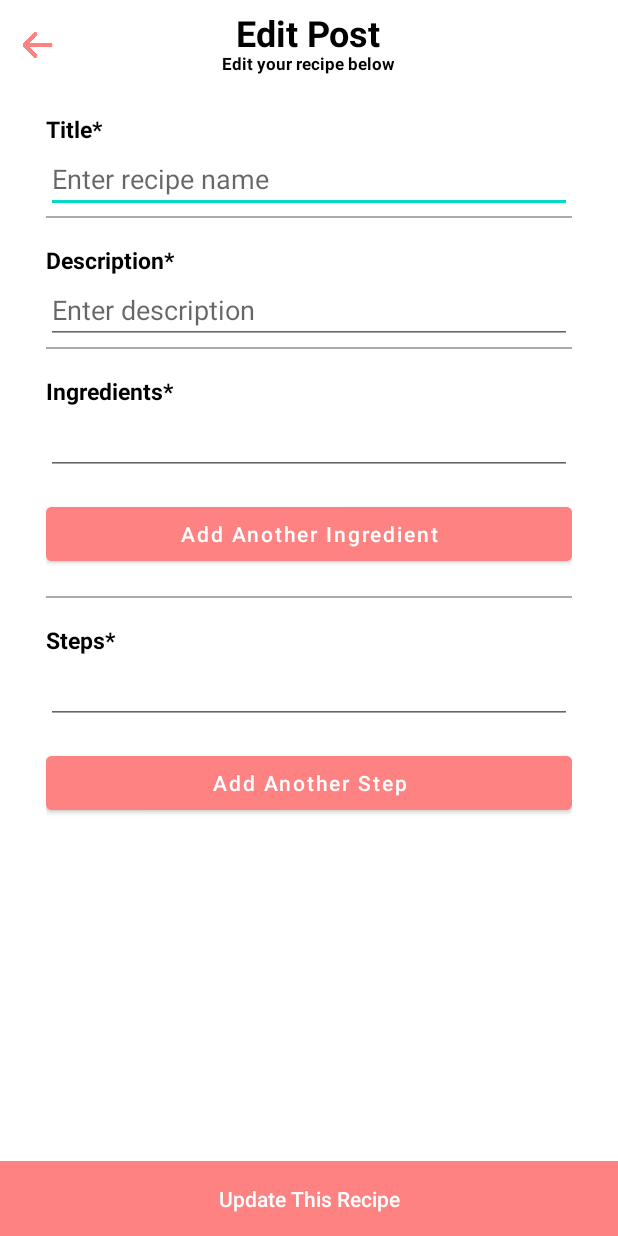
After one commit to AngelaTHan/cs446-project, an Android app: the EditPageActivity screen opened directly, with no data from a screen before it, on a phone screen of 412 x 824 dp. The commit adds this screen. Run offline under Robolectric (Android 15) with nearby library versions, the phone set to English and light mode, and no system bars; our stand-ins replace Firebase (no records; nobody signed in at launch, a user with empty details on screens opened directly); 7 statements that could not run were skipped.

Commit message:
added edit page

```diff
--- a/app/src/main/AndroidManifest.xml
+++ b/app/src/main/AndroidManifest.xml
@@ -20,6 +20,10 @@
             android:theme="@style/Theme.MyApplication.NoActionBar" />
         <activity
             android:name="uwaterloo.cs446group6.increpeable.CreatePageActivity"
+            android:exported="false"
+            android:theme="@style/Theme.MyApplication.NoActionBar" />
+        <activity
+            android:name="uwaterloo.cs446group6.increpeable.EditPageActivity"
             android:exported="false"
             android:theme="@style/Theme.MyApplication.NoActionBar" />
         <activity
--- /dev/null
+++ b/app/src/main/java/uwaterloo/cs446group6/increpeable/EditPageActivity.java
@@ -0,0 +1,185 @@
+package uwaterloo.cs446group6.increpeable;
+
+import android.Manifest;
+import android.content.Context;
+import android.content.Intent;
+import android.graphics.Color;
+import android.location.LocationManager;
+import android.net.Uri;
+import android.os.Bundle;
+import android.util.TypedValue;
+import android.view.View;
+import android.widget.Button;
+import android.widget.EditText;
+import android.widget.ImageButton;
+import android.widget.ImageView;
+import android.widget.LinearLayout;
+import android.widget.TextView;
+
+import androidx.core.app.ActivityCompat;
+
+import java.util.ArrayList;
+
+import uwaterloo.cs446group6.increpeable.Recipe.Recipe;
+import uwaterloo.cs446group6.increpeable.backend.ReturnFromFunction;
+
+public class EditPageActivity extends NotifyActivity {
+    private ImageButton backButton;
+    private EditText titleView;
+    private EditText descriptionView;
+    private EditText ingredientEditTextView;
+    private EditText stepEditTextView;
+    private LinearLayout ingredientsView;
+    private LinearLayout stepsView;
+    private Button updateRecipeButton;
+    private Button addIngredientButton;
+    private Button addStepButton;
+
+    private String title;
+    private String description;
+    private ArrayList<String> ingredients;
+    private ArrayList<String> steps;
+
+    private Recipe currentRecipe;
+
+    @Override
+    protected void onCreate(Bundle savedInstanceState) {
+        super.onCreate(savedInstanceState);
+        setContentView(R.layout.activity_edit);
+
+        // views
+        backButton = findViewById(R.id.backButton);
+        titleView = findViewById(R.id.recipeName);
+        descriptionView = findViewById(R.id.description);
+        ingredientEditTextView = findViewById(R.id.ingredient);
+        ingredientsView = findViewById(R.id.inputIngredient);
+        stepEditTextView = findViewById(R.id.step);
+        stepsView = findViewById(R.id.inputStep);
+        updateRecipeButton = findViewById(R.id.updateRecipeButton);
+        addIngredientButton = findViewById(R.id.addIngredientButton);
+        addStepButton = findViewById(R.id.addStepButton);
+
+        // grab data
+        currentRecipe = firebaseClient.getCurrentRecipe();
+
+        // set data
+        titleView.setText(currentRecipe.getTitle());
+        descriptionView.setText(currentRecipe.getDescription());
+        ingredients = currentRecipe.getIngredients();
+        for (String ingredient : ingredients) {
+            EditText ingredientEditText = new EditText(this);
+            ingredientEditText.setLayoutParams(new LinearLayout.LayoutParams(LinearLayout.LayoutParams.MATCH_PARENT, LinearLayout.LayoutParams.WRAP_CONTENT));
+            ingredientEditText.setText(ingredient);
+            ingredientsView.addView(ingredientEditText);
+        }
+        steps = currentRecipe.getSteps();
+        for (String step : steps) {
+            EditText stepEditText = new EditText(this);
+            stepEditText.setLayoutParams(new LinearLayout.LayoutParams(LinearLayout.LayoutParams.MATCH_PARENT, LinearLayout.LayoutParams.WRAP_CONTENT));
+            stepEditText.setText(step);
+            stepsView.addView(stepEditText);
+        }
+
+        // set up listeners for adding ingredients
+        addIngredientButton.setOnClickListener(new View.OnClickListener() {
+            @Override
+            public void onClick(View view) {
+                addEditTextView(ingredientsView);
+            }
+        });
+
+        // set up listeners for adding steps
+        addStepButton.setOnClickListener(new View.OnClickListener() {
+            @Override
+            public void onClick(View view) {
+                addEditTextView(stepsView);
+            }
+        });
+
+        // back, will not save changes
+        backButton.setOnClickListener(new View.OnClickListener() {
+            @Override
+            public void onClick(View view) {
+                finish();
+            }
+        });
+
+        // updates the recipe
+        updateRecipeButton.setOnClickListener(new View.OnClickListener() {
+            @Override
+            public void onClick(View view) {
+                title = titleView.getText().toString();
+                description = descriptionView.getText().toString();
+                ingredients = getAllChildrenText(ingredientsView);
+                steps = getAllChildrenText(stepsView);
+
+                if (title.isEmpty()) {
+                    titleView.setError("Please fill the required field");
+                }
+                if (description.isEmpty()) {
+                    descriptionView.setError("Please fill the required field");
+                }
+                if (ingredients.isEmpty()) {
+                    ingredientEditTextView.setError("Please fill the required field");
+                }
+                if (steps.isEmpty()) {
+                    stepEditTextView.setError("Please fill the required field");
+                }
+
+                if (!(title.isEmpty() && description.isEmpty() && ingredients.isEmpty() && steps.isEmpty())) {
+                    Recipe recipe = new Recipe(currentRecipe.getKey(), title, currentRecipe.getLocation(), description, currentRecipe.getAuthorKey(), currentRecipe.getCoverImageName(), steps, ingredients);
+                    firebaseClient.updatePost(recipe);
+                }
+            }
+        });
+    }
+
+    // getAllChildrenText() gets all of the children in the LinearLayout
+    private ArrayList<String> getAllChildrenText(LinearLayout parentView) {
+        ArrayList<String> childrenText = new ArrayList<String>();
+        // save only the non-empty text
+        for (int i = 0; i < parentView.getChildCount(); i++) {
+            EditText child = (EditText) parentView.getChildAt(i);
+            String text = child.getText().toString();
+            if (!text.isEmpty() && !text.trim().isEmpty()) {
+                childrenText.add(text);
+            }
+        }
+        return childrenText;
+    }
+
+    // addEditTextView() adds an edit text view
+    private void addEditTextView(LinearLayout parentView) {
+        EditText lastIngredient = (EditText) parentView.getChildAt(parentView.getChildCount()-1);
+        String lastIngredientText = lastIngredient.getText().toString();
+
+        // add only the last edit text field is filled
+        if (!lastIngredientText.isEmpty() && !lastIngredientText.trim().isEmpty()) {
+            EditText editText = new EditText(getBaseContext());
+            editText.setLayoutParams(new LinearLayout.LayoutParams(LinearLayout.LayoutParams.MATCH_PARENT, LinearLayout.LayoutParams.WRAP_CONTENT));
+
+            if (parentView.getResources().getResourceEntryName(parentView.getId()).toString() == "inputIngredient") {
+                editText.setHint("Enter ingredient");
+            } else {
+                editText.setHint("Enter step");
+            }
+            parentView.addView(editText);
+        } else {
+            lastIngredient.setError("Please fill before adding another");
+        }
+    }
+
+    @Override
+    public void notifyActivity(ReturnFromFunction func_name) {
+        switch(func_name) {
+            case UPDATE_POST:
+                Intent goViewPostIntent = new Intent(EditPageActivity.this, ViewPageActivity.class);
+                goViewPostIntent.setFlags(Intent.FLAG_ACTIVITY_REORDER_TO_FRONT);
+                startActivity(goViewPostIntent);
+                break;
+            default:
+                break;
+            // Default case for all unused functions in firebaseClient
+        }
+    }
+}
--- a/app/src/main/java/uwaterloo/cs446group6/increpeable/Recipe/DB_Recipe.java
+++ b/app/src/main/java/uwaterloo/cs446group6/increpeable/Recipe/DB_Recipe.java
@@ -34,6 +34,10 @@ public class DB_Recipe extends Recipe {
         this.description = description;
         mDatabase.child("Recipes").child(key).child("description").setValue(description);
     }
+    public void setLocation(DatabaseReference mDatabase, String location) {
+        this.location = location;
+        mDatabase.child("Recipes").child(key).child("location").setValue(location);
+    }
     public void setCoverImageName(DatabaseReference mDatabase, String coverImageName) {
         this.coverImageName = coverImageName;
         mDatabase.child("Recipes").child(key).child("coverImageName").setValue(coverImageName);
@@ -67,6 +71,10 @@ public class DB_Recipe extends Recipe {
         this.ingredients.remove(ingredient);
         mDatabase.child("Recipes").child(key).child("ingredients").setValue(ingredients); //may be a bug
     }
+    public void setIngredients (DatabaseReference mDatabase, ArrayList<String> ingredients) {
+        this.ingredients = ingredients;
+        mDatabase.child("Recipes").child(key).child("ingredients").setValue(ingredients);
+    }
     public void addComment (DatabaseReference mDatabase, ArrayList<String> comment) {
         this.comments.add(comment);
         mDatabase.child("Recipes").child(key).child("ingredient").setValue(comments);
--- a/app/src/main/java/uwaterloo/cs446group6/increpeable/ViewPageActivity.java
+++ b/app/src/main/java/uwaterloo/cs446group6/increpeable/ViewPageActivity.java
@@ -1,5 +1,6 @@
 package uwaterloo.cs446group6.increpeable;
 
+import android.content.Intent;
 import android.content.res.ColorStateList;
 import android.graphics.Color;
 import android.graphics.Typeface;
@@ -29,6 +30,7 @@ public class ViewPageActivity extends NotifyActivity {
     private User currentRecipeAuthor;
 
     private ImageButton backButton;
+    private ImageButton editPostButton;
     private Button followButton;
     private LinearLayout likeButton;
     private ImageView likeIcon;
@@ -46,6 +48,7 @@ public class ViewPageActivity extends NotifyActivity {
 
         // buttons
         backButton = findViewById(R.id.backFromView);
+        editPostButton = findViewById(R.id.editPost);
         followButton = findViewById(R.id.follow);
         likeButton = findViewById(R.id.like);
         likeIcon = findViewById(R.id.likeIcon);
@@ -58,8 +61,10 @@ public class ViewPageActivity extends NotifyActivity {
         yellowStateList = ContextCompat.getColorStateList(this, R.color.yellow);
 
         currentRecipe = firebaseClient.getCurrentRecipe();
-        System.out.println("VIEWPAGE" + String.valueOf(currentRecipe.getNumLikes()) + "   " + String.valueOf(currentRecipe.getNumCollects()));
         firebaseClient.setCurrentRecipeAuthor();
+        if (currentRecipe.getAuthorKey().equals(currentUser.getKey())) {
+            editPostButton.setVisibility(View.VISIBLE);
+        }
 
         // load recipe header
         ImageView imageCover = findViewById(R.id.viewPostImage);
@@ -110,6 +115,17 @@ public class ViewPageActivity extends NotifyActivity {
         backButton.setOnClickListener(new View.OnClickListener() {
             @Override
             public void onClick (View view) {
+                finish();
+            }
+        });
+
+        // edit button
+        editPostButton.setOnClickListener(new View.OnClickListener() {
+            @Override
+            public void onClick (View view) {
+                Intent goEditPostIntent = new Intent(ViewPageActivity.this, EditPageActivity.class);
+                goEditPostIntent.setFlags(Intent.FLAG_ACTIVITY_REORDER_TO_FRONT);
+                startActivityIfNeeded(goEditPostIntent, 0);
                 finish();
             }
         });
--- a/app/src/main/java/uwaterloo/cs446group6/increpeable/backend/FirebaseClient.java
+++ b/app/src/main/java/uwaterloo/cs446group6/increpeable/backend/FirebaseClient.java
@@ -450,6 +450,38 @@ public class FirebaseClient {
         currentActivity.notifyActivity(ReturnFromFunction.CREATE_NEW_POST);
     }
 
+    // Async function; UPDATE_POST in NotifyActivity
+    // This also updates currentRecipes in local cache to the updated post.
+    // Always cost money
+    public void updatePost(Recipe updatedRecipe) {
+        DB_Recipe recipe = new DB_Recipe(updatedRecipe);
+        currentRecipe = recipe;
+
+        // update recipe cache
+        for (int i = 0; i < currentRecipes.size(); i++) {
+            if (currentRecipes.get(i).getKey().equals(updatedRecipe.getKey())) {
+                currentRecipes.set(i, recipe);
+                break;
+            }
+        }
+
+        if (stage == Stage.DEV) {
+            for (int i = 0; i < allRecipesInFirebase.size(); i++) {
+                if (allRecipesInFirebase.get(i).getKey().equals(updatedRecipe.getKey())) {
+                    allRecipesInFirebase.set(i, recipe);
+                    break;
+                }
+            }
+        }
+
+        // update firebase
+        currentRecipe.setTitle(mDatabase, recipe.getTitle());
+        currentRecipe.setDescription(mDatabase, recipe.getDescription());
+        currentRecipe.setIngredients(mDatabase, recipe.getIngredients());
+        currentRecipe.setSteps(mDatabase, recipe.getSteps());
+        currentActivity.notifyActivity(ReturnFromFunction.UPDATE_POST);
+    }
+
     // Synchronized function; no need to prepare a case in NotifyActivity
     // Always cost money
     public void addComment(String postID, String comment, String username) {
--- a/app/src/main/java/uwaterloo/cs446group6/increpeable/backend/ReturnFromFunction.java
+++ b/app/src/main/java/uwaterloo/cs446group6/increpeable/backend/ReturnFromFunction.java
@@ -3,6 +3,7 @@ package uwaterloo.cs446group6.increpeable.backend;
 public enum ReturnFromFunction {
     REFRESH_USER,
     CREATE_NEW_POST,
+    UPDATE_POST,
     GET_IMAGE_VIEW_BY_NAME,
     UPLOAD_IMAGEVIEW,
     GET_RECIPES_BY_ID,
--- /dev/null
+++ b/app/src/main/res/layout/activity_edit.xml
@@ -0,0 +1,252 @@
+<?xml version="1.0" encoding="utf-8"?>
+<androidx.constraintlayout.widget.ConstraintLayout xmlns:android="http://schemas.android.com/apk/res/android"
+    xmlns:app="http://schemas.android.com/apk/res-auto"
+    xmlns:tools="http://schemas.android.com/tools"
+    android:layout_width="match_parent"
+    android:layout_height="match_parent">
+
+    // header
+    <FrameLayout
+        android:id="@+id/updatePostHeader"
+        android:layout_width="match_parent"
+        android:layout_height="60dp"
+        android:layout_gravity="center"
+        android:orientation="vertical"
+        app:layout_constraintEnd_toEndOf="parent"
+        app:layout_constraintStart_toStartOf="parent"
+        app:layout_constraintTop_toTopOf="parent"
+        android:background="@color/white">
+
+        <ImageButton
+            android:id="@+id/backButton"
+            android:layout_width="50dp"
+            android:layout_height="20dp"
+            android:layout_gravity="left|center"
+            android:src="@drawable/back_arrow"
+            android:scaleType="fitCenter"
+            android:background="@color/white"
+            />
+        <TextView
+            android:id="@+id/editPostTitle"
+            android:layout_width="wrap_content"
+            android:layout_height="wrap_content"
+            android:layout_gravity="top|center"
+            android:orientation="vertical"
+            android:text="Edit Post"
+            android:layout_marginTop="5dp"
+            android:textColor="@android:color/black"
+            android:textSize="24sp"
+            android:textStyle="bold" />
+        <TextView
+            android:id="@+id/viewPostLocation"
+            android:layout_width="wrap_content"
+            android:layout_height="wrap_content"
+            android:layout_gravity="bottom|center"
+            android:layout_marginBottom="10dp"
+            android:text="Edit your recipe below"
+            android:textColor="@android:color/black"
+            android:textSize="11sp"
+            android:textStyle="bold" />
+
+
+    </FrameLayout>
+
+    // scrollable body
+
+    // footer
+
+    <ScrollView
+        android:id="@+id/scrollView3"
+        android:layout_width="match_parent"
+        android:layout_height="0dp"
+        app:layout_constraintBottom_toTopOf="@+id/bottomNavBar"
+        app:layout_constraintEnd_toEndOf="parent"
+        app:layout_constraintHorizontal_bias="0.0"
+        app:layout_constraintStart_toStartOf="parent"
+        app:layout_constraintTop_toBottomOf="@+id/updatePostHeader"
+        app:layout_constraintVertical_bias="1.0">
+
+        <LinearLayout
+            android:id="@+id/wrapper"
+            android:layout_width="match_parent"
+            android:layout_height="match_parent"
+            android:layout_marginHorizontal="15dp"
+            android:orientation="vertical">
+
+            <LinearLayout
+                android:id="@+id/enterTitle"
+                android:layout_width="match_parent"
+                android:layout_height="match_parent"
+                android:layout_marginHorizontal="15dp"
+                android:orientation="vertical">
+
+                <TextView
+                    android:id="@+id/updateTitle"
+                    android:layout_width="match_parent"
+                    android:layout_height="wrap_content"
+                    android:layout_marginTop="15dp"
+                    android:orientation="vertical"
+                    android:text="Title*"
+                    android:textAllCaps="false"
+                    android:textColor="@android:color/black"
+                    android:textSize="15sp"
+                    android:textStyle="bold" />
+
+                <EditText
+                    android:id="@+id/recipeName"
+                    android:layout_width="match_parent"
+                    android:layout_height="wrap_content"
+                    android:hint="Enter recipe name" />
+
+                <View
+                    android:layout_width="match_parent"
+                    android:layout_height="1dp"
+                    android:layout_marginVertical="2dp"
+                    android:background="@android:color/darker_gray" />
+            </LinearLayout>
+
+            // enter introduction
+
+            <LinearLayout
+                android:id="@+id/enterIntroduction"
+                android:layout_width="match_parent"
+                android:layout_height="match_parent"
+                android:layout_marginHorizontal="15dp"
+                android:orientation="vertical">
+
+                <TextView
+                    android:id="@+id/enterDescription"
+                    android:layout_width="match_parent"
+                    android:layout_height="wrap_content"
+                    android:layout_marginTop="15dp"
+                    android:orientation="vertical"
+                    android:text="Description*"
+                    android:textColor="@android:color/black"
+                    android:textSize="15sp"
+                    android:textStyle="bold" />
+
+                <EditText
+                    android:id="@+id/description"
+                    android:layout_width="match_parent"
+                    android:layout_height="wrap_content"
+                    android:hint="Enter description" />
+
+                <View
+                    android:layout_width="match_parent"
+                    android:layout_height="1dp"
+                    android:layout_marginVertical="2dp"
+                    android:background="@android:color/darker_gray" />
+            </LinearLayout>
+            // enter ingredients
+
+            <LinearLayout
+                android:id="@+id/enterIngredients"
+                android:layout_width="match_parent"
+                android:layout_height="match_parent"
+                android:layout_marginHorizontal="15dp"
+                android:orientation="vertical">
+
+                <TextView
+                    android:id="@+id/updateIngredients"
+                    android:layout_width="match_parent"
+                    android:layout_height="wrap_content"
+                    android:layout_marginTop="15dp"
+                    android:orientation="vertical"
+                    android:text="Ingredients*"
+                    android:textColor="@android:color/black"
+                    android:textSize="15sp"
+                    android:textStyle="bold" />
+
+                <LinearLayout
+                    android:id="@+id/inputIngredient"
+                    android:layout_width="match_parent"
+                    android:layout_height="match_parent"
+                    android:orientation="vertical">
+                </LinearLayout>
+
+                <Button
+                    android:id="@+id/addIngredientButton"
+                    android:layout_width="match_parent"
+                    android:layout_height="wrap_content"
+                    android:layout_gravity="left"
+                    android:layout_marginTop="15dp"
+                    android:layout_marginBottom="15dp"
+                    android:backgroundTint="@color/red"
+                    android:text="Add Another Ingredient"
+                    android:textAllCaps="false"
+                    android:textColor="@color/white" />
+
+                <View
+                    android:layout_width="match_parent"
+                    android:layout_height="1dp"
+                    android:layout_marginVertical="2dp"
+                    android:background="@android:color/darker_gray" />
+            </LinearLayout>
+
+            <LinearLayout
+                android:id="@+id/enterSteps"
+                android:layout_width="match_parent"
+                android:layout_height="match_parent"
+                android:layout_marginHorizontal="15dp"
+                android:orientation="vertical">
+                // enter steps
+
+                <TextView
+                    android:id="@+id/updateSteps"
+                    android:layout_width="match_parent"
+                    android:layout_height="wrap_content"
+                    android:layout_marginTop="15dp"
+                    android:orientation="vertical"
+                    android:text="Steps*"
+                    android:textColor="@android:color/black"
+                    android:textSize="15sp"
+                    android:textStyle="bold" />
+
+                <LinearLayout
+                    android:id="@+id/inputStep"
+                    android:layout_width="match_parent"
+                    android:layout_height="match_parent"
+                    android:orientation="vertical">
+                </LinearLayout>
+
+                <Button
+                    android:id="@+id/addStepButton"
+                    android:layout_width="match_parent"
+                    android:layout_height="wrap_content"
+                    android:layout_gravity="left"
+                    android:layout_marginTop="15dp"
+                    android:layout_marginBottom="15dp"
+                    android:backgroundTint="@color/red"
+                    android:text="Add Another Step"
+                    android:textAllCaps="false"
+                    android:textColor="@color/white" />
+            </LinearLayout>
+        </LinearLayout>
+    </ScrollView>
+
+    <LinearLayout
+        android:id="@+id/bottomNavBar"
+        android:layout_width="match_parent"
+        android:layout_height="50dp"
+        android:gravity="center_vertical"
+        android:orientation="horizontal"
+        app:layout_constraintBottom_toBottomOf="parent"
+        app:layout_constraintEnd_toEndOf="parent"
+        app:layout_constraintStart_toStartOf="parent"
+        android:background="@color/red">
+
+        <Button
+            android:id="@+id/updateRecipeButton"
+            style="?android:attr/borderlessButtonStyle"
+            android:layout_width="0dp"
+            android:layout_height="match_parent"
+            android:layout_weight="1"
+            android:gravity="center"
+            android:text="Update This Recipe"
+            android:textAllCaps="false"
+            android:textColor="@color/white"
+            android:backgroundTint="@color/red"
+            android:textSize="14sp" />
+    </LinearLayout>
+
+</androidx.constraintlayout.widget.ConstraintLayout>
--- a/app/src/main/res/layout/activity_view.xml
+++ b/app/src/main/res/layout/activity_view.xml
@@ -33,6 +33,19 @@
         android:src="@drawable/back_arrow"
         android:scaleType="fitCenter"
         android:background="@null"
+        />
+
+    <ImageButton
+        android:id="@+id/editPost"
+        android:layout_width="50dp"
+        android:layout_height="20dp"
+        android:layout_gravity="right|top"
+        android:layout_marginTop="20dp"
+        android:tint="@color/white"
+        android:src="@drawable/edit"
+        android:scaleType="fitCenter"
+        android:background="@null"
+        android:visibility="gone"
         />
 
     <TextView
```
Also changed, not shown: app/src/main/res/drawable/edit.png (added).
